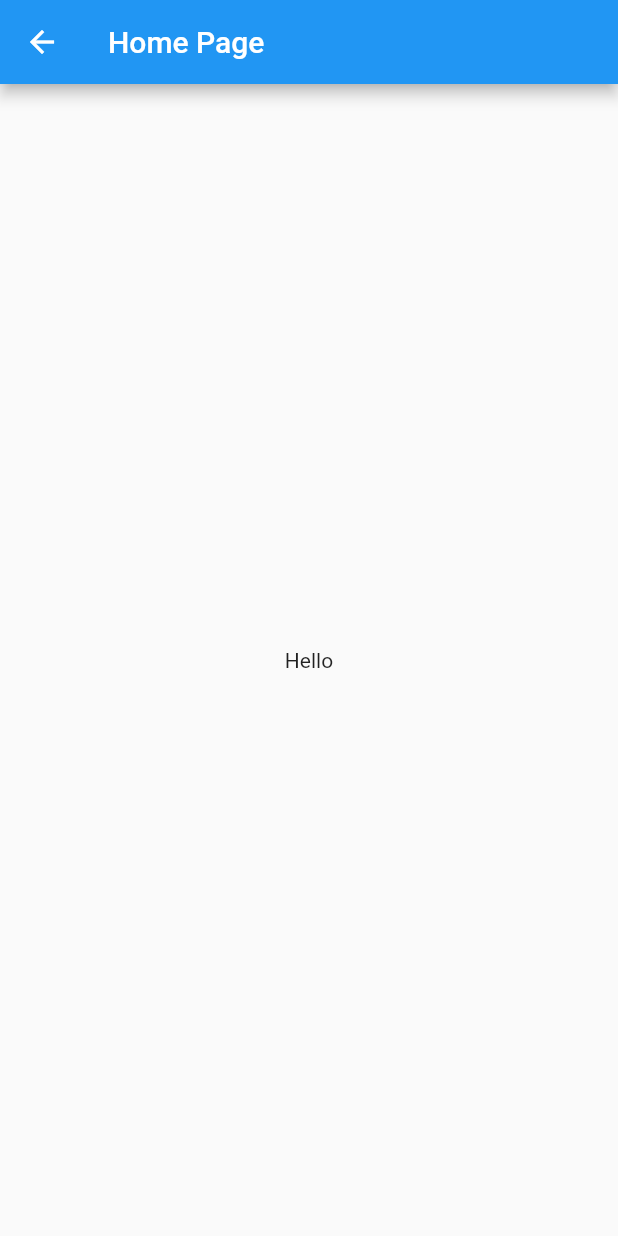
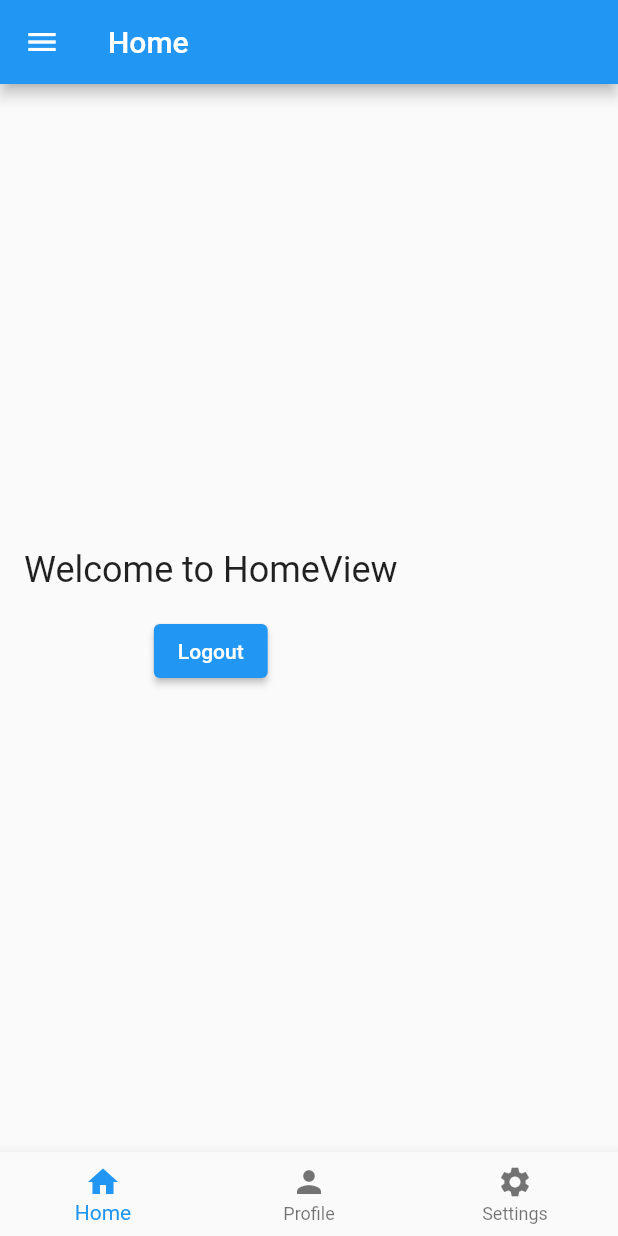
Before and after one commit to walid-hamdi/Comminq_mobile, a Flutter app: the HomeView screen opened by its route, on a phone screen of 412 x 824 dp. Run offline on Flutter 3.47's test engine with Material 2 defaults, Android fonts, the phone set to English and light mode, and no system bars; our stand-ins replace dio, flutter_dotenv, google_sign_in.

Commit message:
Update home view

```diff
--- a/lib/views/home/home_view.dart
+++ b/lib/views/home/home_view.dart
@@ -1,15 +1,86 @@
 import 'package:flutter/material.dart';
 
 class HomeView extends StatelessWidget {
-  const HomeView({super.key});
+  const HomeView({Key? key}) : super(key: key);
 
   @override
   Widget build(BuildContext context) {
     return Scaffold(
       appBar: AppBar(
-        title: const Text('Home Page'),
+        title: const Text('Home'),
       ),
-      body: const Center(child: Text("Hello")),
+      body: Container(
+        padding: const EdgeInsets.all(16),
+        child: Column(
+          mainAxisAlignment: MainAxisAlignment.center,
+          children: [
+            const Text(
+              'Welcome to HomeView',
+              style: TextStyle(fontSize: 24),
+            ),
+            const SizedBox(height: 16),
+            ElevatedButton(
+              onPressed: () {
+                // Perform logout action
+              },
+              child: const Text('Logout'),
+            ),
+          ],
+        ),
+      ),
+      drawer: Drawer(
+        child: ListView(
+          padding: EdgeInsets.zero,
+          children: [
+            const DrawerHeader(
+              decoration: BoxDecoration(
+                color: Colors.blue,
+              ),
+              child: Text(
+                'Drawer Header',
+                style: TextStyle(
+                  color: Colors.white,
+                  fontSize: 24,
+                ),
+              ),
+            ),
+            ListTile(
+              leading: const Icon(Icons.person),
+              title: const Text('Profile'),
+              onTap: () {
+                // Navigate to profile view
+              },
+            ),
+            ListTile(
+              leading: const Icon(Icons.settings),
+              title: const Text('Settings'),
+              onTap: () {
+                // Navigate to settings view
+              },
+            ),
+          ],
+        ),
+      ),
+      bottomNavigationBar: BottomNavigationBar(
+        items: const [
+          BottomNavigationBarItem(
+            icon: Icon(Icons.home),
+            label: 'Home',
+          ),
+          BottomNavigationBarItem(
+            icon: Icon(Icons.person),
+            label: 'Profile',
+          ),
+          BottomNavigationBarItem(
+            icon: Icon(Icons.settings),
+            label: 'Settings',
+          ),
+        ],
+        currentIndex: 0,
+        onTap: (index) {
+          // Handle navigation based on selected index
+        },
+      ),
     );
   }
 }
--- a/lib/widgets/googe_button/google_button.dart
+++ b/lib/widgets/googe_button/google_button.dart
@@ -68,7 +68,6 @@ class _GoogleButtonState extends State<GoogleButton> {
             },
           );
         });
-        ;
       }
     } catch (error) {
       debugPrint('Error: $error');
```
